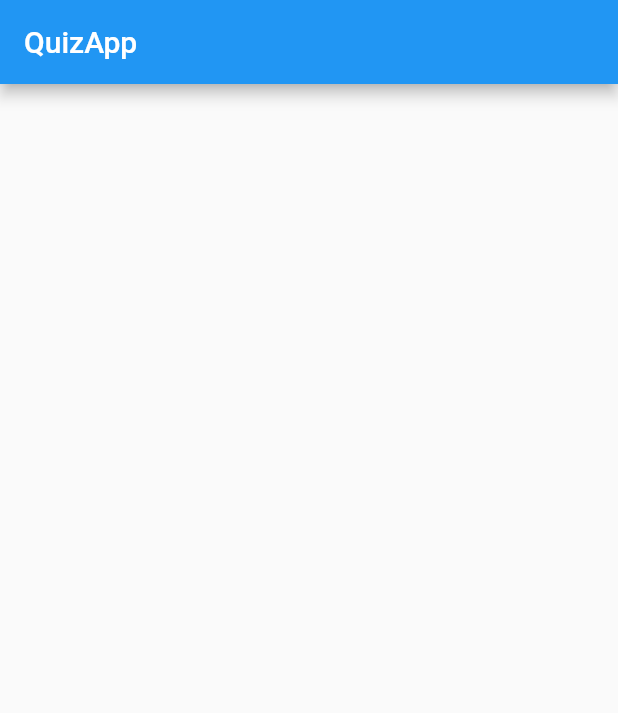
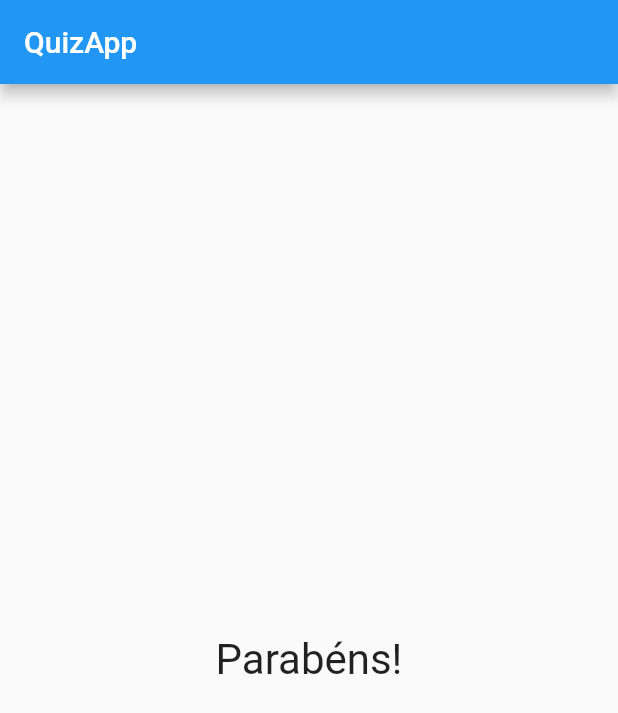
Before and after one commit to bernardoduartes/quiz_flutter, a Flutter app: the screen it shows after launch, after a tap on "Preto", after a tap on "Cobra", after a tap on "Leo", on a phone screen of 412 x 824 dp. Shown: the top 713 px of the screen. Run offline on Flutter 3.47's test engine with Material 2 defaults, Android fonts, the phone set to English and light mode, and no system bars.

Commit message:
criando componente result

```diff
--- a/lib/main.dart
+++ b/lib/main.dart
@@ -2,6 +2,7 @@ import 'package:flutter/material.dart';
 import 'package:flutter/widgets.dart';
 import 'package:quiz_flutter/question.dart';
 import 'package:quiz_flutter/response.dart';
+import 'package:quiz_flutter/result.dart';
 
 main() => runApp(QuizApp());
 
@@ -58,7 +59,7 @@ class _QuizAppState extends State<QuizApp> {
                   ...respostas.map((r) => Response(r, _onPressed)).toList(),
                 ],
               )
-            : null,
+            : Result('Parabéns!'),
       ),
     );
   }
--- /dev/null
+++ b/lib/result.dart
@@ -0,0 +1,12 @@
+import 'package:flutter/material.dart';
+
+class Result extends StatelessWidget {
+  final String texto;
+
+  Result(this.texto);
+
+  @override
+  Widget build(BuildContext context) {
+    return Center(child: Text(texto, style: TextStyle(fontSize: 28)));
+  }
+}
```
